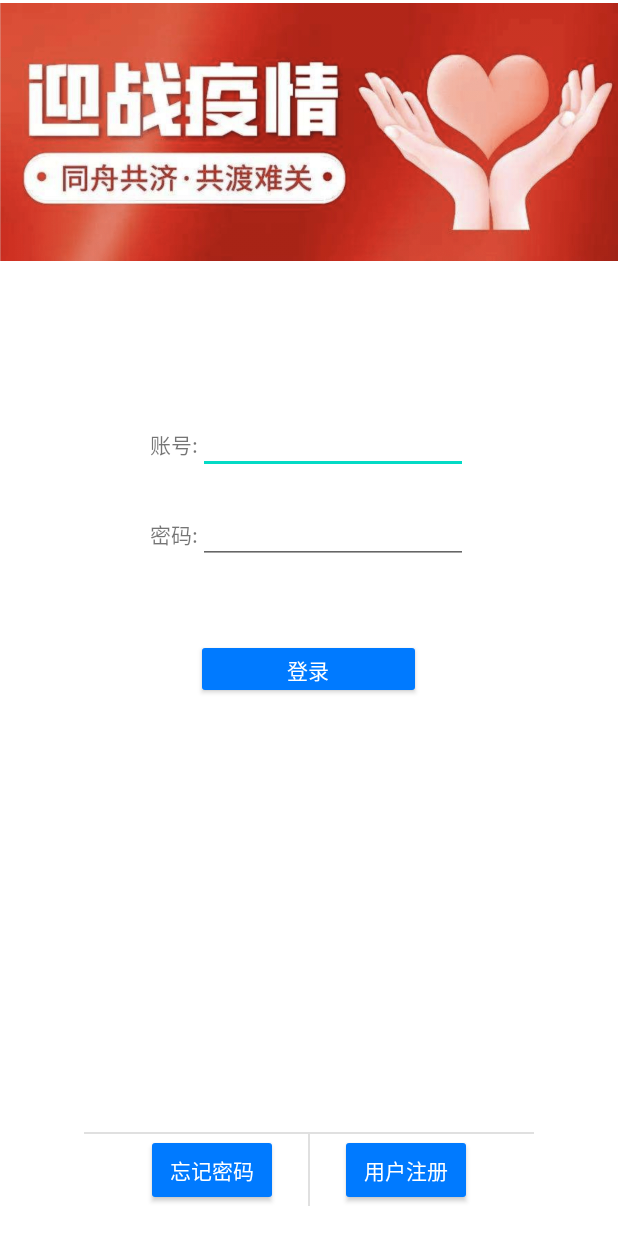
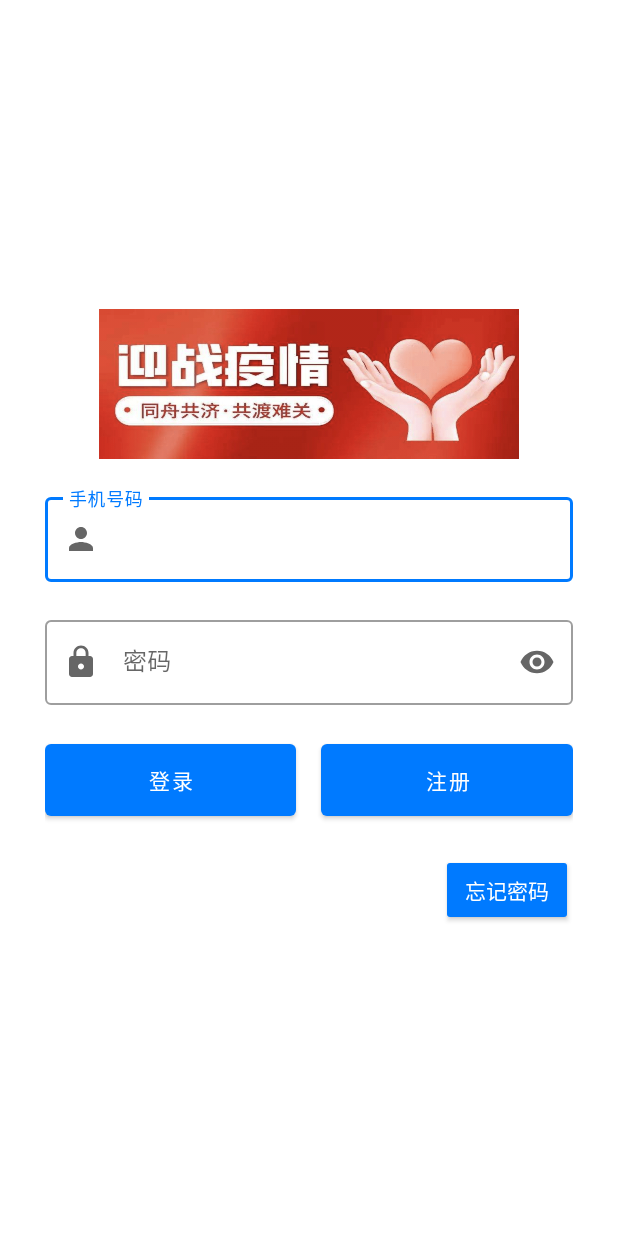
Before and after one commit to cccxxxs/Epidemic-Analysis-Enterprise-Edition, an Android app: the screen it shows after launch (LoginPage), on a phone screen of 412 x 824 dp. Run offline under Robolectric (Android 15) with nearby library versions, the light colour scheme and no system bars; our stand-ins replace navigation-ui.

Commit message:
UPDATE login page

```diff
--- a/app/src/main/java/com/silentselene/enterpriseedition/login/LoginPage.java
+++ b/app/src/main/java/com/silentselene/enterpriseedition/login/LoginPage.java
@@ -12,6 +12,7 @@ import android.widget.Toast;
 
 import androidx.appcompat.app.AppCompatActivity;
 
+import com.google.android.material.textfield.TextInputEditText;
 import com.silentselene.enterpriseedition.MainActivity;
 import com.silentselene.enterpriseedition.R;
 
@@ -31,10 +32,12 @@ import okhttp3.Request;
 import okhttp3.RequestBody;
 import okhttp3.Response;
 
+import static com.silentselene.enterpriseedition.ModifyUI.setStatusBar;
+
 public class LoginPage extends AppCompatActivity {
 
-    private EditText usr_id;
-    private EditText usr_pwd;
+    private TextInputEditText usr_id;
+    private TextInputEditText usr_pwd;
 
     private static final String FILE_NAME = "config.ini";
     private String usr_phone = null;
@@ -44,8 +47,10 @@ public class LoginPage extends AppCompatActivity {
         super.onCreate(savedInstanceState);
         setContentView(R.layout.page_login);
 
-        usr_id = (EditText)findViewById(R.id.usr_id);
-        usr_pwd = (EditText)findViewById(R.id.usr_pwd);
+        setStatusBar(LoginPage.this, true, true);
+
+        usr_id = (TextInputEditText) findViewById(R.id.usr_id);
+        usr_pwd = (TextInputEditText) findViewById(R.id.usr_pwd);
 
         findViewById(R.id.btn_login).setOnClickListener(new View.OnClickListener() {
             @Override
--- a/app/src/main/java/com/silentselene/enterpriseedition/login/RegisterPage.java
+++ b/app/src/main/java/com/silentselene/enterpriseedition/login/RegisterPage.java
@@ -25,6 +25,8 @@ import okhttp3.Request;
 import okhttp3.RequestBody;
 import okhttp3.Response;
 
+import static com.silentselene.enterpriseedition.ModifyUI.setStatusBar;
+
 public class RegisterPage extends AppCompatActivity {
 
     private EditText usr_tel;
@@ -41,6 +43,8 @@ public class RegisterPage extends AppCompatActivity {
     public void onCreate(Bundle savedInstanceState) {
         super.onCreate(savedInstanceState);
         setContentView(R.layout.page_register);
+
+        setStatusBar(RegisterPage.this, true, true);
 
         usr_tel = (EditText) findViewById(R.id.usr_tel);
         usr_code = (EditText) findViewById(R.id.usr_code);
--- /dev/null
+++ b/app/src/main/res/drawable-v24/ic_baseline_lock_24.xml
@@ -0,0 +1,10 @@
+<vector xmlns:android="http://schemas.android.com/apk/res/android"
+    android:width="24dp"
+    android:height="24dp"
+    android:viewportWidth="24"
+    android:viewportHeight="24"
+    android:tint="?attr/colorControlNormal">
+  <path
+      android:fillColor="@android:color/white"
+      android:pathData="M18,8h-1L17,6c0,-2.76 -2.24,-5 -5,-5S7,3.24 7,6v2L6,8c-1.1,0 -2,0.9 -2,2v10c0,1.1 0.9,2 2,2h12c1.1,0 2,-0.9 2,-2L20,10c0,-1.1 -0.9,-2 -2,-2zM12,17c-1.1,0 -2,-0.9 -2,-2s0.9,-2 2,-2 2,0.9 2,2 -0.9,2 -2,2zM15.1,8L8.9,8L8.9,6c0,-1.71 1.39,-3.1 3.1,-3.1 1.71,0 3.1,1.39 3.1,3.1v2z"/>
+</vector>
--- /dev/null
+++ b/app/src/main/res/drawable-v24/ic_baseline_person_24.xml
@@ -0,0 +1,10 @@
+<vector xmlns:android="http://schemas.android.com/apk/res/android"
+    android:width="24dp"
+    android:height="24dp"
+    android:viewportWidth="24"
+    android:viewportHeight="24"
+    android:tint="?attr/colorControlNormal">
+  <path
+      android:fillColor="@android:color/white"
+      android:pathData="M12,12c2.21,0 4,-1.79 4,-4s-1.79,-4 -4,-4 -4,1.79 -4,4 1.79,4 4,4zM12,14c-2.67,0 -8,1.34 -8,4v2h16v-2c0,-2.66 -5.33,-4 -8,-4z"/>
+</vector>
--- a/app/src/main/res/layout/page_login.xml
+++ b/app/src/main/res/layout/page_login.xml
@@ -2,134 +2,107 @@
 <LinearLayout xmlns:android="http://schemas.android.com/apk/res/android"
     xmlns:app="http://schemas.android.com/apk/res-auto"
     xmlns:tools="http://schemas.android.com/tools"
-    android:orientation="vertical"
     android:layout_width="match_parent"
-    android:layout_height="match_parent">
+    android:layout_height="match_parent"
+    android:orientation="vertical">
 
 
-    <ImageView
-        android:id="@+id/imageView"
-        android:layout_width="match_parent"
-        android:layout_height="176dp"
-        app:srcCompat="@drawable/login_pic" />
-
-    <Space
-        android:layout_width="match_parent"
-        android:layout_height="100dp"/>
+<!--    <ImageView-->
+<!--        android:id="@+id/imageView"-->
+<!--        android:layout_width="match_parent"-->
+<!--        android:layout_height="176dp"-->
+<!--        app:srcCompat="@drawable/login_pic" />-->
 
     <LinearLayout
-        android:layout_width="wrap_content"
+        android:layout_width="match_parent"
+        android:layout_height="match_parent"
+        android:layout_marginHorizontal="30dp"
+        android:gravity="center"
+        android:orientation="vertical">
+
+        <ImageView
+            android:layout_width="280dp"
+            android:layout_height="100dp"
+            android:layout_marginBottom="20dp"
+            android:background="@drawable/login_pic" />
+
+        <com.google.android.material.textfield.TextInputLayout
+            style="@style/Widget.MaterialComponents.TextInputLayout.OutlinedBox"
+            android:layout_width="match_parent"
             android:layout_height="wrap_content"
-        android:layout_gravity="center"
-        android:orientation="horizontal">
-        <TextView
-            android:layout_width="wrap_content"
-            android:layout_height="40dp"
-            android:layout_gravity="end"
-            android:gravity="center"
-            android:text="@string/usr_ID" />
+            android:hint="手机号码"
+            app:startIconDrawable="@drawable/ic_baseline_person_24">
 
-        <EditText
+            <com.google.android.material.textfield.TextInputEditText
                 android:id="@+id/usr_id"
-            android:autofillHints=""
-            android:inputType="text"
-            android:layout_height="40dp"
-            android:layout_width="180dp"
-            tools:ignore="LabelFor" />
-    </LinearLayout>
+                android:layout_width="match_parent"
+                android:layout_height="wrap_content" />
 
-    <Space
+        </com.google.android.material.textfield.TextInputLayout>
+
+        <com.google.android.material.textfield.TextInputLayout
+            style="@style/Widget.MaterialComponents.TextInputLayout.OutlinedBox"
             android:layout_width="match_parent"
-        android:layout_height="20dp"/>
+            android:layout_height="wrap_content"
+            android:layout_marginVertical="20dp"
+            android:hint="密码"
+            app:endIconMode="password_toggle"
+            app:startIconDrawable="@drawable/ic_baseline_lock_24">
+
+            <com.google.android.material.textfield.TextInputEditText
+                android:id="@+id/usr_pwd"
+                android:layout_width="match_parent"
+                android:layout_height="wrap_content"
+                android:inputType="textPassword" />
+
+        </com.google.android.material.textfield.TextInputLayout>
+
 
         <LinearLayout
-        android:layout_width="wrap_content"
+            android:layout_width="fill_parent"
+
             android:layout_height="wrap_content"
-        android:layout_gravity="center"
-        android:orientation="horizontal">
+
+            android:orientation="horizontal"
+
+            >
+
+            <Button
+                android:id="@+id/btn_login"
+                android:layout_width="0dp"
+                android:layout_height="60dp"
+                android:layout_weight="1"
+                android:text="登录" />
 
             <TextView
                 android:layout_width="wrap_content"
-            android:layout_height="40dp"
-            android:layout_gravity="end"
-            android:gravity="center"
-            android:text="@string/usr_pwd" />
+                android:layout_height="wrap_content"
+                android:text="     " />
 
-        <EditText
-            android:id="@+id/usr_pwd"
-            android:autofillHints=""
-            android:inputType="textPassword"
-            tools:ignore="LabelFor"
-            android:layout_height="40dp"
-            android:layout_width="180dp" />
+            <Button
+                android:id="@+id/btn_sign_up"
+                android:layout_width="0dp"
+                android:layout_height="60dp"
+                android:layout_weight="1"
+                android:text="注册" />
+
         </LinearLayout>
 
-    <Space
-        android:layout_width="match_parent"
-        android:layout_height="50dp"/>
-
-    <Button
-        android:id="@+id/btn_login"
-        android:ems="10"
-        android:layout_gravity="center"
-        android:text="@string/btn_login"
-        android:layout_width="150dp"
-        android:layout_height="40dp"
-        style="@android:style/Widget.Material.Button"/>
-    <LinearLayout
-        android:id="@+id/content"
-        android:layout_width="fill_parent"
-        android:layout_height="0dp"
-        android:layout_weight="1"
-        android:orientation="vertical">
-    </LinearLayout>
-
-    <View
-        android:id="@+id/divider"
-        android:layout_width="300dp"
-        android:layout_height="1dp"
-        android:layout_gravity="center"
-        android:background="?android:attr/listDivider" />
-
-    <LinearLayout
+        <TextView
+            android:id="@+id/login_result"
             android:layout_width="wrap_content"
             android:layout_height="wrap_content"
-        android:layout_gravity="center"
-        android:orientation="horizontal">
+            android:textStyle="bold" />
 
         <Button
             android:id="@+id/btn_forget_pwd"
+            style="@android:style/Widget.Material.Button"
             android:layout_width="wrap_content"
             android:layout_height="wrap_content"
-            android:text="@string/forget_pwd"
-            style="@android:style/Widget.Material.Button"/>
-
-        <Space
-            android:layout_width="20dp"
-            android:layout_height="match_parent"/>
-
-        <View
-            android:id="@+id/divider2"
-            android:layout_width="1dp"
-            android:layout_height="match_parent"
-            android:layout_weight="1"
-            android:background="?android:attr/listDivider" />
-
-        <Space
-            android:layout_width="20dp"
-            android:layout_height="match_parent"/>
-
-        <Button
-            android:id="@+id/btn_sign_up"
-            android:layout_width="wrap_content"
-            android:layout_height="wrap_content"
-            android:text="@string/sign_up"
-            style="@android:style/Widget.Material.Button"/>
+            android:layout_gravity="end"
+            android:text="@string/forget_pwd" />
 
     </LinearLayout>
 
-    <Space
-        android:layout_width="match_parent"
-        android:layout_height="20dp"/>
 
 </LinearLayout>
```
Lines whose indentation alone changed are shown as unchanged.
